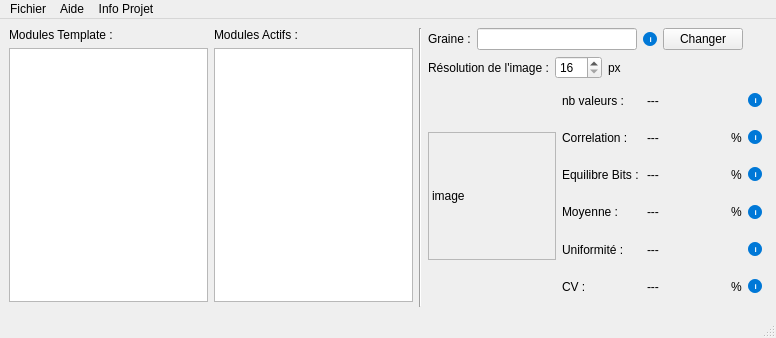
erreur130/Editeur_de_Generateur_de_Nombres_Aleatoire, file FichiersQT/mainwindow.ui: the form before one commit.
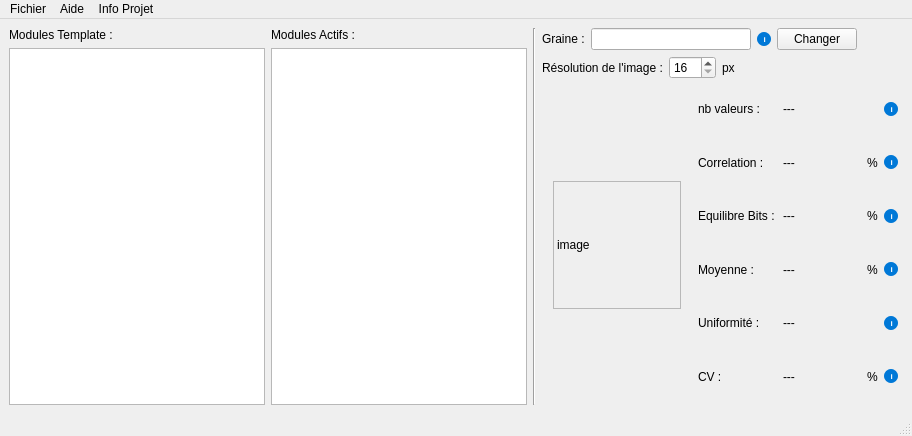
The form after the commit. Custom widgets are drawn as their Qt base class.

What changed in the file:
```diff
--- a/FichiersQT/mainwindow.ui
+++ b/FichiersQT/mainwindow.ui
@@ -9,14 +9,14 @@
    <rect>
     <x>0</x>
     <y>0</y>
-    <width>776</width>
-    <height>338</height>
+    <width>912</width>
+    <height>436</height>
    </rect>
   </property>
   <property name="minimumSize">
    <size>
-    <width>776</width>
-    <height>338</height>
+    <width>912</width>
+    <height>436</height>
    </size>
   </property>
   <property name="windowTitle">
@@ -40,6 +40,12 @@
         </item>
         <item>
          <widget class="ListeModulesTemplate" name="listeModulesTemplate">
+          <property name="minimumSize">
+           <size>
+            <width>256</width>
+            <height>344</height>
+           </size>
+          </property>
           <property name="acceptDrops">
            <bool>true</bool>
           </property>
@@ -60,22 +66,6 @@
           </property>
          </widget>
         </item>
-        <item>
-         <spacer name="horizontalSpacer">
-          <property name="orientation">
-           <enum>Qt::Orientation::Horizontal</enum>
-          </property>
-          <property name="sizeType">
-           <enum>QSizePolicy::Policy::Fixed</enum>
-          </property>
-          <property name="sizeHint" stdset="0">
-           <size>
-            <width>200</width>
-            <height>5</height>
-           </size>
-          </property>
-         </spacer>
-        </item>
        </layout>
       </item>
       <item>
@@ -89,6 +79,12 @@
         </item>
         <item>
          <widget class="ListeModulesActifs" name="listeModulesActifs">
+          <property name="minimumSize">
+           <size>
+            <width>256</width>
+            <height>344</height>
+           </size>
+          </property>
           <property name="acceptDrops">
            <bool>true</bool>
           </property>
@@ -109,22 +105,6 @@
           </property>
          </widget>
         </item>
-        <item>
-         <spacer name="horizontalSpacer_2">
-          <property name="orientation">
-           <enum>Qt::Orientation::Horizontal</enum>
-          </property>
-          <property name="sizeType">
-           <enum>QSizePolicy::Policy::Fixed</enum>
-          </property>
-          <property name="sizeHint" stdset="0">
-           <size>
-            <width>200</width>
-            <height>5</height>
-           </size>
-          </property>
-         </spacer>
-        </item>
        </layout>
       </item>
      </layout>
@@ -800,7 +780,7 @@
     <rect>
      <x>0</x>
      <y>0</y>
-     <width>776</width>
+     <width>912</width>
      <height>23</height>
     </rect>
    </property>
```
Left out of the diff: 4 changed lines with no effect on the pictures.
